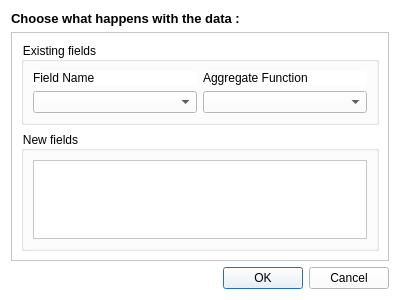
Qt form View/dataanalysisdialog.ui (MAX-EINSTEIN/Result-Analyser) before a commit.
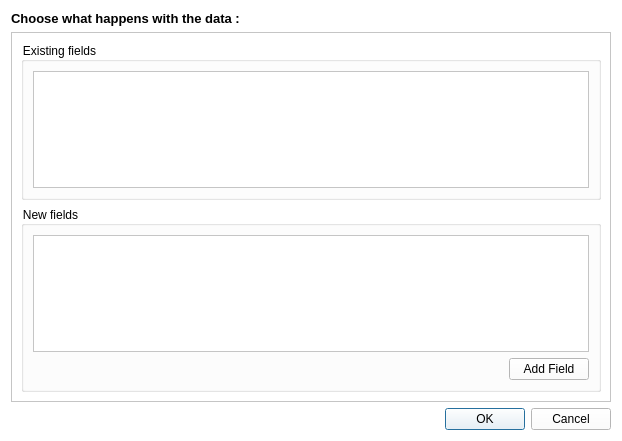
The same form after that commit.

```diff
--- a/View/dataanalysisdialog.ui
+++ b/View/dataanalysisdialog.ui
@@ -6,8 +6,8 @@
    <rect>
     <x>0</x>
     <y>0</y>
-    <width>400</width>
-    <height>300</height>
+    <width>622</width>
+    <height>441</height>
    </rect>
   </property>
   <property name="windowTitle">
@@ -45,73 +45,55 @@
            <rect>
             <x>0</x>
             <y>0</y>
-            <width>376</width>
-            <height>225</height>
+            <width>598</width>
+            <height>366</height>
            </rect>
           </property>
-          <layout class="QVBoxLayout" name="verticalLayout_6">
+          <layout class="QVBoxLayout" name="verticalLayout_3">
            <item>
-            <layout class="QVBoxLayout" name="verticalLayout_3">
-             <item>
-              <widget class="QGroupBox" name="groupBox">
-               <property name="title">
-                <string>Existing fields</string>
-               </property>
-               <layout class="QHBoxLayout" name="horizontalLayout_2">
-                <item>
-                 <layout class="QHBoxLayout" name="horizontalLayout_3">
-                  <item>
-                   <layout class="QVBoxLayout" name="verticalLayout_4">
-                    <item>
-                     <widget class="QLabel" name="label_2">
-                      <property name="text">
-                       <string>Field Name</string>
-                      </property>
-                     </widget>
-                    </item>
-                    <item>
-                     <widget class="QComboBox" name="cb_existing_fields">
-                      <property name="styleSheet">
-                       <string notr="true">background-color:rgb(255,255,255)
-</string>
-                      </property>
-                     </widget>
-                    </item>
-                   </layout>
-                  </item>
-                  <item>
-                   <layout class="QVBoxLayout" name="verticalLayout_5">
-                    <item>
-                     <widget class="QLabel" name="label_3">
-                      <property name="text">
-                       <string>Aggregate Function</string>
-                      </property>
-                     </widget>
-                    </item>
-                    <item>
-                     <widget class="QComboBox" name="cb_aggregate_functions">
-                      <property name="styleSheet">
-                       <string notr="true">background-color:rgb(255,255,255)</string>
-                      </property>
-                     </widget>
-                    </item>
-                   </layout>
-                  </item>
-                 </layout>
-                </item>
-               </layout>
-              </widget>
-             </item>
-            </layout>
+            <widget class="QGroupBox" name="groupBox">
+             <property name="title">
+              <string>Existing fields</string>
+             </property>
+             <layout class="QHBoxLayout" name="horizontalLayout_2">
+              <item>
+               <widget class="QTableWidget" name="tw_existing_fields"/>
+              </item>
+             </layout>
+            </widget>
            </item>
            <item>
             <widget class="QGroupBox" name="groupBox_2">
              <property name="title">
               <string>New fields</string>
              </property>
-             <layout class="QHBoxLayout" name="horizontalLayout_4">
+             <layout class="QVBoxLayout" name="verticalLayout_4">
               <item>
-               <widget class="QTableWidget" name="tableWidget"/>
+               <widget class="QTableWidget" name="tw_new_fields"/>
+              </item>
+              <item>
+               <layout class="QHBoxLayout" name="horizontalLayout_3">
+                <item>
+                 <spacer name="horizontalSpacer">
+                  <property name="orientation">
+                   <enum>Qt::Horizontal</enum>
+                  </property>
+                  <property name="sizeHint" stdset="0">
+                   <size>
+                    <width>37</width>
+                    <height>17</height>
+                   </size>
+                  </property>
+                 </spacer>
+                </item>
+                <item>
+                 <widget class="QPushButton" name="b_add_field">
+                  <property name="text">
+                   <string>Add Field</string>
+                  </property>
+                 </widget>
+                </item>
+               </layout>
               </item>
              </layout>
             </widget>
```
